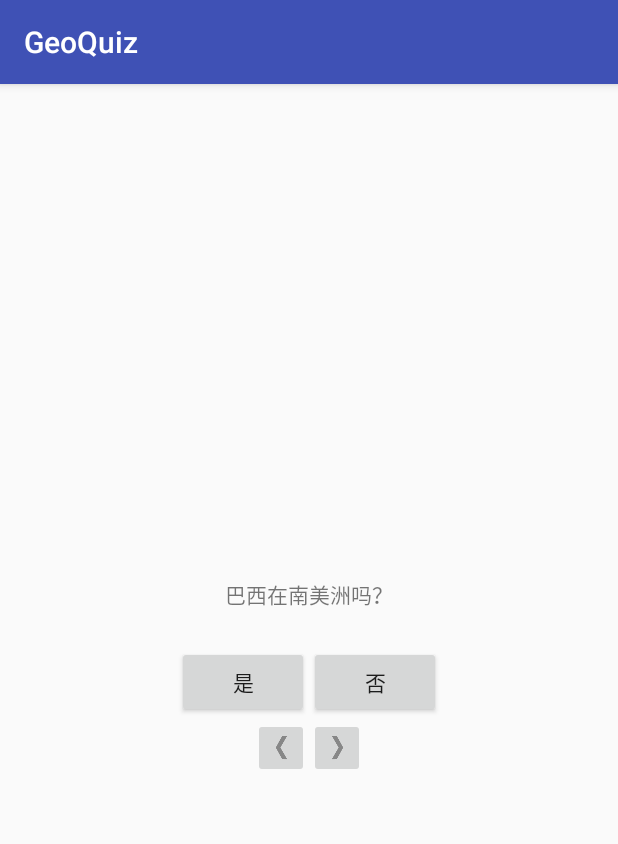
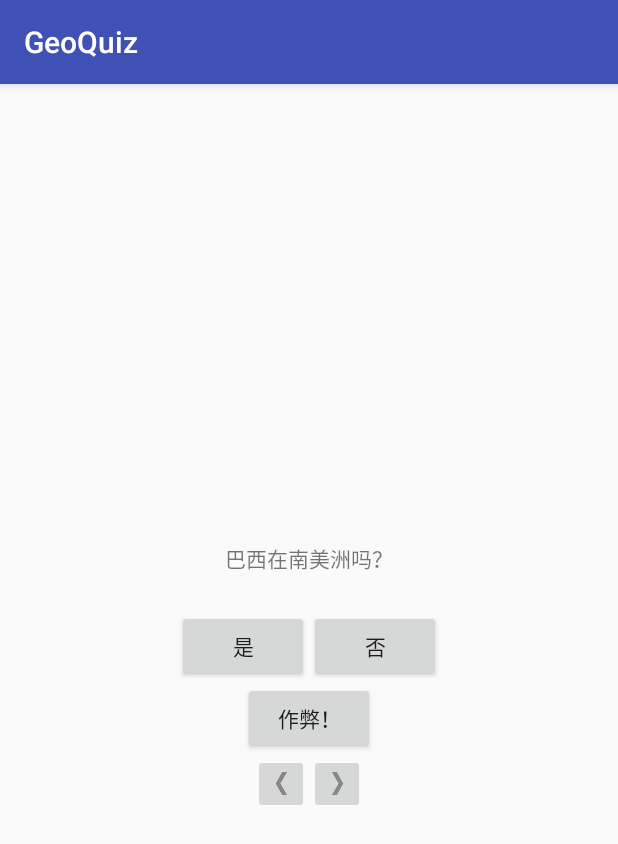
Before and after one commit to ilbcj/GeoQuiz, an Android app: the screen it shows after launch (QuizActivity), after a tap on an icon or button, on a phone screen of 412 x 824 dp. Shown: the top 844 px of the screen. Run offline under Robolectric (Android 15) with nearby library versions, the phone set to English and light mode, and no system bars.

Commit message:
mulit-activity

```diff
--- a/app/src/main/AndroidManifest.xml
+++ b/app/src/main/AndroidManifest.xml
@@ -16,6 +16,7 @@
                 <category android:name="android.intent.category.LAUNCHER" />
             </intent-filter>
         </activity>
+        <activity android:name=".CheatActivity"></activity>
     </application>
 
 </manifest>
--- a/app/src/main/java/com/anydef/android/geoquiz/QuizActivity.java
+++ b/app/src/main/java/com/anydef/android/geoquiz/QuizActivity.java
@@ -1,5 +1,7 @@
 package com.anydef.android.geoquiz;
 
+import android.app.Activity;
+import android.content.Intent;
 import android.support.v7.app.AppCompatActivity;
 import android.os.Bundle;
 import android.util.Log;
@@ -15,12 +17,15 @@ public class QuizActivity extends AppCompatActivity {
 
     private static final String TAG = "QuizActivity";
     private static final String KEY_INDEX = "index";
+    private static final int REQUEST_CODE_CHEAT = 0;
 
     private Button mTrueButton;
     private Button mFalseButton;
     private ImageButton mNextButton;
     private ImageButton mPrevButton;
     private TextView mQuestionTextView;
+    private Button mCheatButton;
+    private boolean mIsCheater;
 
     private Question[] mQuestionBank = new Question[] {
         new Question(R.string.question_brazil, true),
@@ -88,6 +93,7 @@ public class QuizActivity extends AppCompatActivity {
             @Override
             public void onClick(View v) {
                 mCurrentIndex = (mCurrentIndex + 1) % mQuestionBank.length;
+                mIsCheater = false;
                 updateQuestion();
             }
         });
@@ -97,7 +103,19 @@ public class QuizActivity extends AppCompatActivity {
             @Override
             public void onClick(View v) {
                 mCurrentIndex = (mQuestionBank.length + mCurrentIndex - 1) % mQuestionBank.length;
+                mIsCheater = false;
                 updateQuestion();
+            }
+        });
+
+        mCheatButton = (Button)findViewById(R.id.cheat_button);
+        mCheatButton.setOnClickListener(new View.OnClickListener(){
+            @Override
+            public void onClick(View v) {
+                //Intent intent = new Intent(QuizActivity.this, CheatActivity.class);
+                boolean answerIsTrue = mQuestionBank[mCurrentIndex].isAnswerTrue();
+                Intent intent = CheatActivity.newIntent(QuizActivity.this, answerIsTrue);
+                startActivityForResult(intent, REQUEST_CODE_CHEAT);
             }
         });
 
@@ -134,6 +152,20 @@ public class QuizActivity extends AppCompatActivity {
         Log.d(TAG, "onDestroy() called");
     }
 
+    @Override
+    protected void onActivityResult(int requestCode, int resultCode, Intent data) {
+        if( resultCode != Activity.RESULT_OK ) {
+            return;
+        }
+
+        if( requestCode == REQUEST_CODE_CHEAT ) {
+            if ( data == null ) {
+                return;
+            }
+            mIsCheater = CheatActivity.wasAnswerShown(data);
+        }
+    }
+
     private void updateQuestion() {
         //Log.d(TAG, "Updating question text ", new Exception());
         int question = mQuestionBank[mCurrentIndex].getTextResId();
@@ -145,11 +177,14 @@ public class QuizActivity extends AppCompatActivity {
         boolean answerIsTrue = mQuestionBank[mCurrentIndex].isAnswerTrue();
 
         int messageResId = 0;
-
-        if(userPressedTrue == answerIsTrue) {
-            messageResId = R.string.correct_toast;
-        } else {
-            messageResId = R.string.incorrect_toast;
+        if(mIsCheater) {
+            messageResId = R.string.judgment_toast;
+        } else  {
+            if(userPressedTrue == answerIsTrue) {
+                messageResId = R.string.correct_toast;
+            } else {
+                messageResId = R.string.incorrect_toast;
+            }
         }
 
         Toast.makeText(this, messageResId, Toast.LENGTH_SHORT).show();
--- a/app/src/main/res/layout-land/activity_quiz.xml
+++ b/app/src/main/res/layout-land/activity_quiz.xml
@@ -32,6 +32,13 @@
 
     </LinearLayout>
 
+    <Button
+        android:layout_width="wrap_content"
+        android:layout_height="wrap_content"
+        android:id="@+id/cheat_button"
+        android:layout_gravity="bottom|center_horizontal"
+        android:text="@string/cheat_button" />
+
     <LinearLayout
         android:layout_width="wrap_content"
         android:layout_height="wrap_content"
--- a/app/src/main/res/layout/activity_quiz.xml
+++ b/app/src/main/res/layout/activity_quiz.xml
@@ -30,6 +30,12 @@
 
     </LinearLayout>
 
+    <Button
+        android:layout_width="wrap_content"
+        android:layout_height="wrap_content"
+        android:id="@+id/cheat_button"
+        android:text="@string/cheat_button" />
+
     <LinearLayout
         android:layout_width="wrap_content"
         android:layout_height="wrap_content"
--- a/app/src/main/res/values/strings.xml
+++ b/app/src/main/res/values/strings.xml
@@ -11,4 +11,9 @@
     <string name="incorrect_toast">不正确！</string>
     <string name="next_button">下一个</string>
     <string name="prev_button">上一个</string>
+
+    <string name="warning_text">是否要执行此操作？</string>
+    <string name="show_answer_button">显示答案</string>
+    <string name="cheat_button">作弊！</string>
+    <string name="judgment_toast">作弊是不对的。</string>
 </resources>
```
Also changed, not shown: app/src/main/java/com/anydef/android/geoquiz/CheatActivity.java (added, +59 -0 lines), app/src/main/res/layout/activity_cheat.xml (added, +28 -0 lines).
